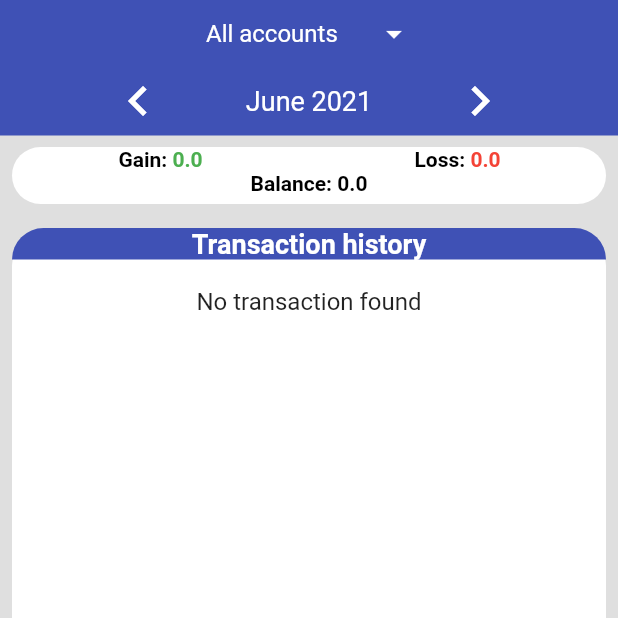
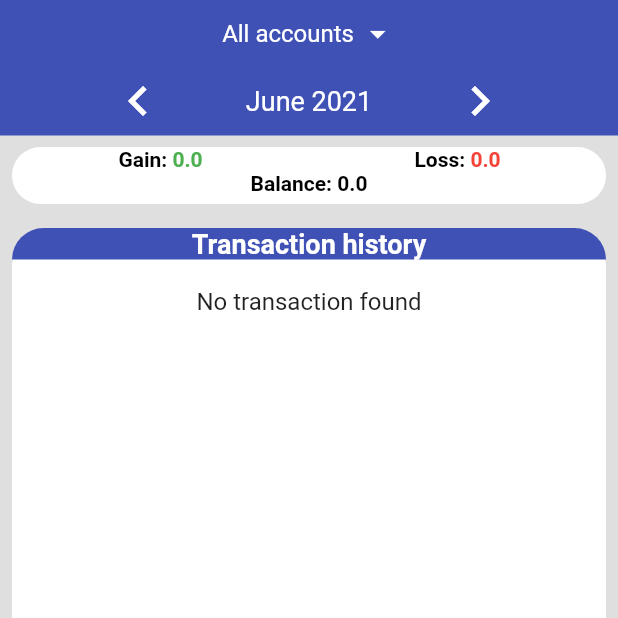
Before and after one commit to bizkit53/Budgetize, a Flutter app: the screen it shows after launch, item 2 of the bottom bar chosen, on a phone screen of 412 x 824 dp, the top half of it. Run offline on Flutter 3.47's test engine with Material 2 defaults, Android fonts, the phone set to English and light mode, and no system bars; our stand-ins replace charts_flutter, equatable, fl_chart, fluttertoast, hive, hive_flutter and 2 more; accounts and stored records are empty; generated files the repository leaves out were written again; statements that could not run were skipped.

Commit message:
Fixed the bug: account selector exceeded its designed place causing a render error

```diff
--- a/lib/categoryParticipationScreen.dart
+++ b/lib/categoryParticipationScreen.dart
@@ -149,9 +149,7 @@ class _CategoryParticipationScreenState extends State<CategoryParticipationScree
               child: Row(
                 children: [
                   Expanded(
-                    child: Container(),
-                  ),
-                  Expanded(
+                    child: Center(
                       child: DropdownButtonHideUnderline(
                         child: DropdownButton(
                           value: account,
@@ -173,8 +171,6 @@ class _CategoryParticipationScreenState extends State<CategoryParticipationScree
                         ),
                       ),
                     ),
-                  Expanded(
-                    child: Container(),
                   ),
                 ],
               ),
--- a/lib/transactionHistoryScreen.dart
+++ b/lib/transactionHistoryScreen.dart
@@ -81,9 +81,7 @@ class _TransactionHistoryScreenState extends State<TransactionHistoryScreen> {
               child: Row(
                 children: [
                   Expanded(
-                    child: Container(),
-                  ),
-                  Expanded(
+                    child: Center(
                       child: DropdownButtonHideUnderline(
                         child: DropdownButton(
                           value: account,
@@ -105,8 +103,6 @@ class _TransactionHistoryScreenState extends State<TransactionHistoryScreen> {
                         ),
                       ),
                     ),
-                  Expanded(
-                    child: Container(),
                   ),
                 ],
               ),
```
Lines whose indentation alone changed are shown as unchanged.
